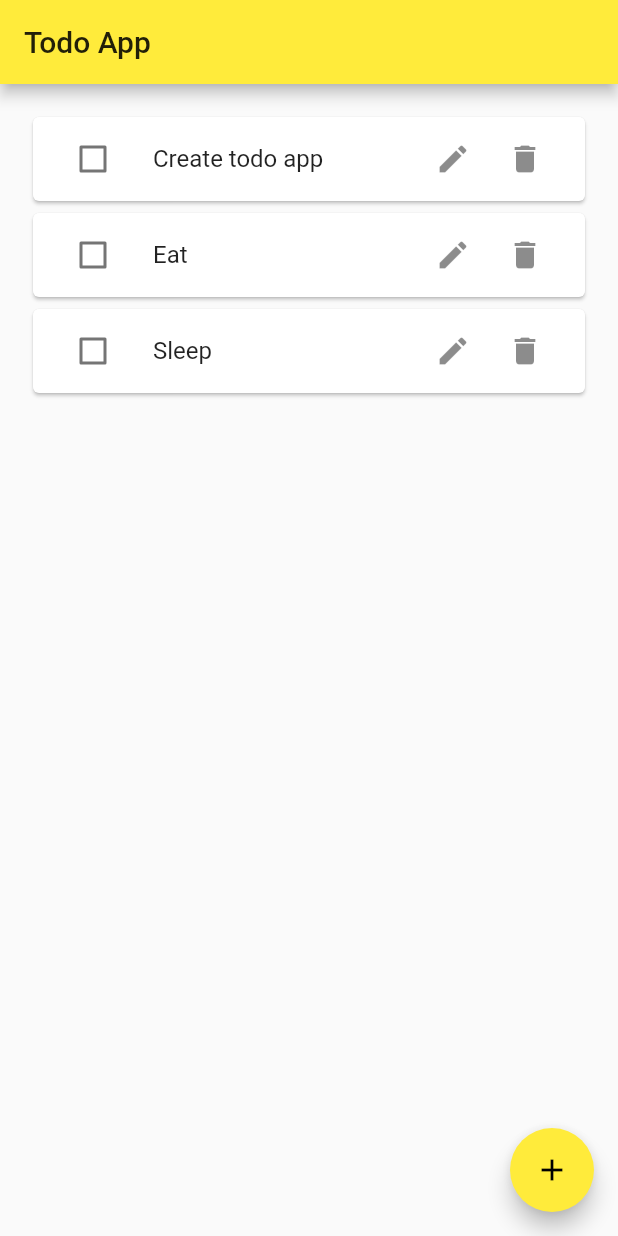
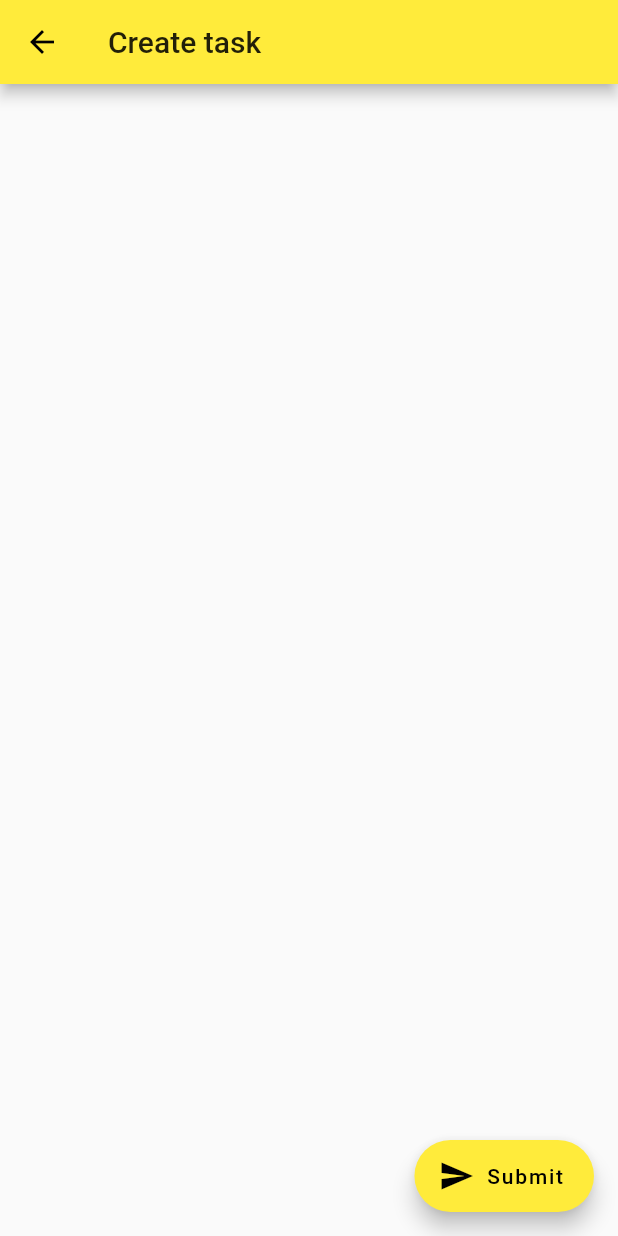
Before and after one commit to happyharis/ntu-flutter-workshop-2021, a Flutter app: the screen it shows after launch, after a tap on the "add" icon, on a phone screen of 412 x 824 dp. Run offline on Flutter 3.47's test engine with Material 2 defaults, Android fonts, the phone set to English and light mode, and no system bars.

Commit message:
Add add screen and navigator

```diff
--- /dev/null
+++ b/todo_app/lib/add_screen.dart
@@ -0,0 +1,19 @@
+import 'package:flutter/material.dart';
+
+class AddScreen extends StatelessWidget {
+  const AddScreen({Key? key}) : super(key: key);
+
+  @override
+  Widget build(BuildContext context) {
+    return Scaffold(
+      appBar: AppBar(
+        title: Text('Create task'),
+      ),
+      floatingActionButton: FloatingActionButton.extended(
+        label: Text('Submit'),
+        icon: Icon(Icons.send),
+        onPressed: () {},
+      ),
+    );
+  }
+}
--- a/todo_app/lib/main.dart
+++ b/todo_app/lib/main.dart
@@ -1,4 +1,5 @@
 import 'package:flutter/material.dart';
+import 'add_screen.dart';
 
 void main() {
   runApp(TodoApp());
@@ -11,6 +12,9 @@ class TodoApp extends StatelessWidget {
       title: 'Todo App',
       theme: ThemeData(primarySwatch: Colors.yellow),
       home: HomeScreen(),
+      routes: {
+        'add': (_) => AddScreen(),
+      },
     );
   }
 }
@@ -54,7 +58,7 @@ class HomeScreen extends StatelessWidget {
         ),
       ),
       floatingActionButton: FloatingActionButton(
-        onPressed: () {},
+        onPressed: () => Navigator.of(context).pushNamed('add'),
         child: Icon(Icons.add),
       ),
     );
```
